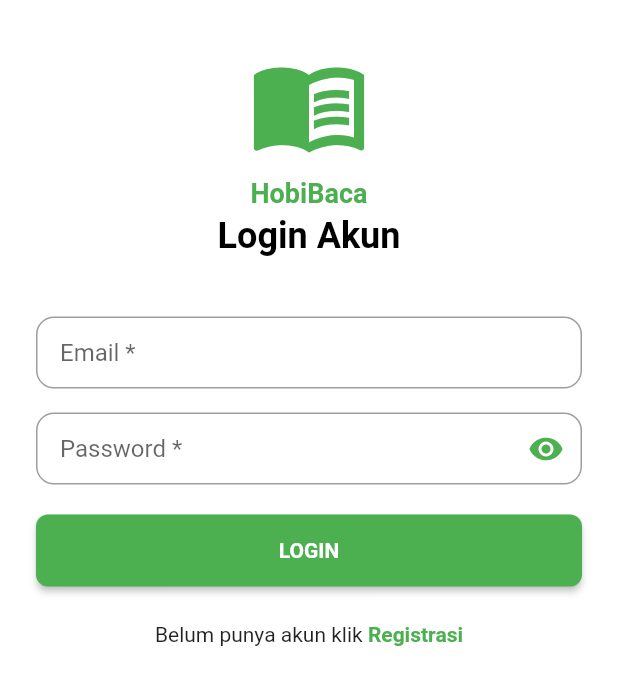
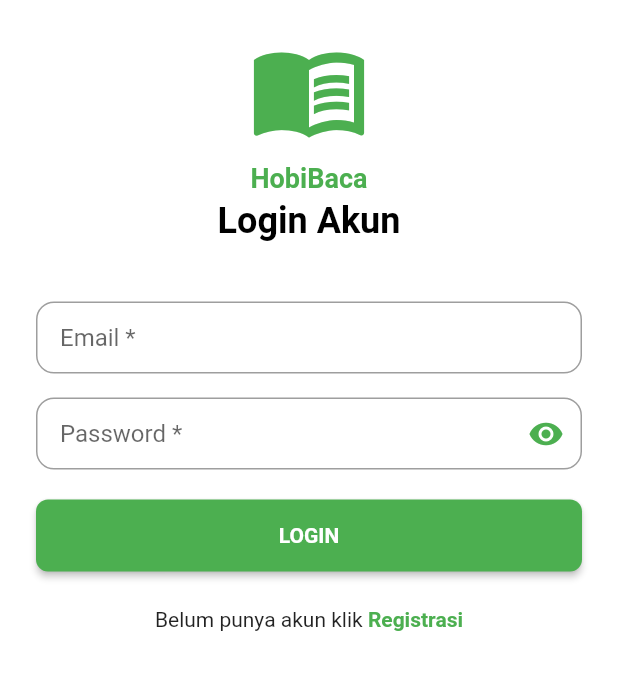
Before and after one commit to rizkimuliono/flutter_hobibaca, a Flutter app: the screen it shows after launch, on a phone screen of 412 x 824 dp. Shown: the top 685 px of the screen. Run offline on Flutter 3.47's test engine with Material 2 defaults, Android fonts, the light colour scheme and no system bars; our stand-ins replace cached_network_image, shared_preferences, shimmer; missing offline and left inert: easy_pdf_viewer.

Commit message:
tambahkan SingleChildScrollView pada login page

```diff
--- a/lib/pages/login_page.dart
+++ b/lib/pages/login_page.dart
@@ -55,8 +55,9 @@ class _LoginPageState extends State<LoginPage> {
     return Scaffold(
       backgroundColor: Colors.white,
       body: SafeArea(
+        child: SingleChildScrollView(
           child: Padding(
-          padding: const EdgeInsets.symmetric(horizontal: 24, vertical: 30),
+            padding: const EdgeInsets.symmetric(horizontal: 24, vertical: 20),
             child: Column(
               crossAxisAlignment: CrossAxisAlignment.center,
               children: [
@@ -167,6 +168,7 @@ class _LoginPageState extends State<LoginPage> {
             ),
           ),
         ),
+      ),
     );
   }
 
```
Lines whose indentation alone changed are shown as unchanged.
